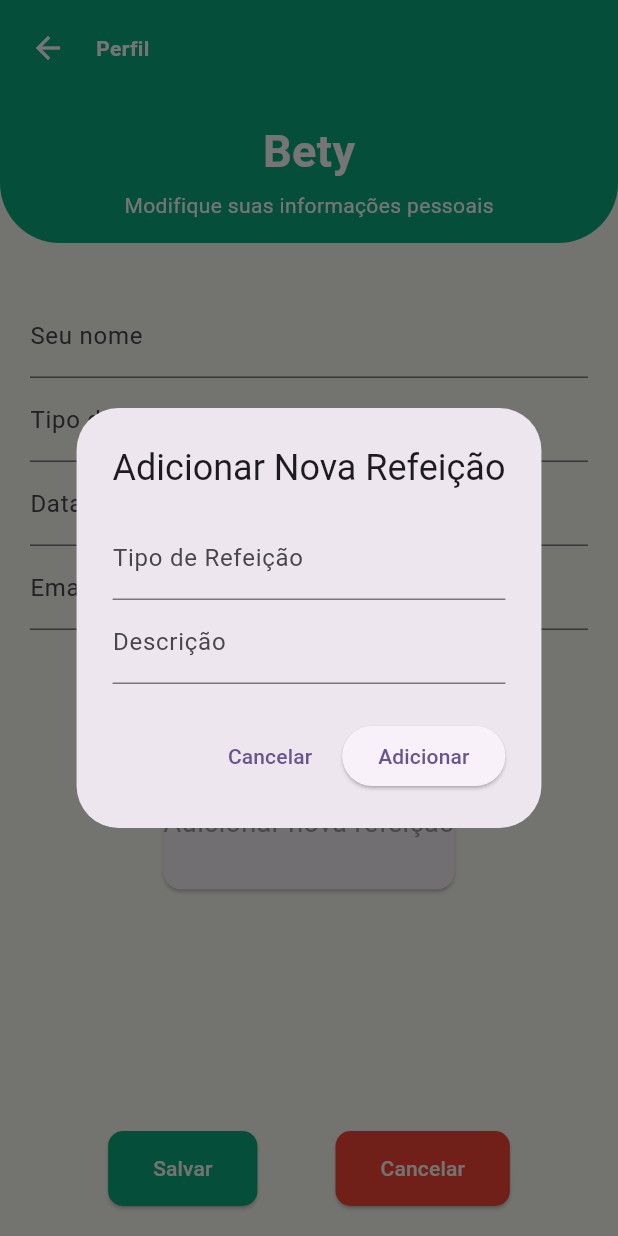
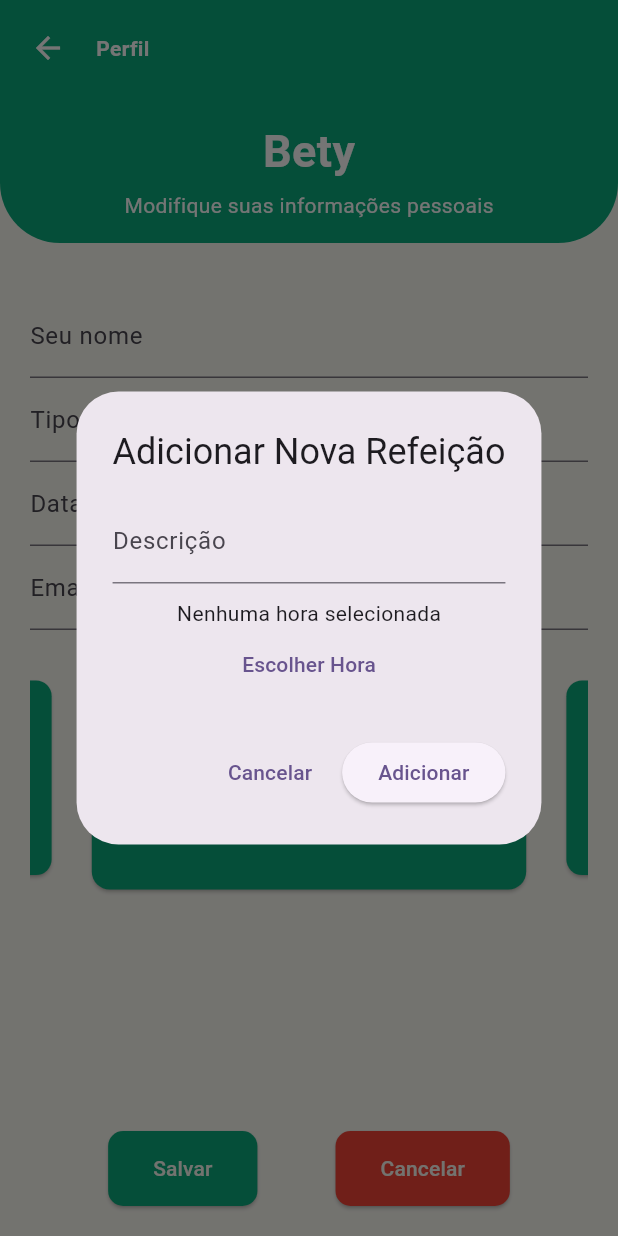
Before and after one commit to alanabclins/Bety-App-DSI, a Flutter app: the DadosCadastraisScreen screen opened directly with empty values, after a tap on "Adicionar nova refeição", on a phone screen of 412 x 824 dp. Run offline on Flutter 3.47's test engine with Material 3 defaults, Android fonts, the phone set to English and light mode, and no system bars; drawn by our look-alikes of carousel_slider; our stand-ins replace cloud_firestore, firebase_auth, firebase_core, firebase_storage, flutter_map, image_picker and 1 more; accounts and stored records are empty; network calls fail; Roboto replaces fonts that are missing (Poppins).

Commit message:
Melhorias no registro de refeição

```diff
--- a/bety_app/lib/screens/altera_dados.dart
+++ b/bety_app/lib/screens/altera_dados.dart
@@ -4,7 +4,7 @@ import 'package:bety_sprint1/utils/custom_app_bar.dart';
 import 'package:carousel_slider/carousel_slider.dart';
 import 'package:bety_sprint1/services/auth_service.dart';
 import 'package:firebase_auth/firebase_auth.dart';
-//import 'package:bety_sprint1/services/auth_email_service.dart';
+import 'package:intl/intl.dart';
 
 class DadosCadastraisScreen extends StatefulWidget {
   final User user;
@@ -22,20 +22,16 @@ class _DadosCadastraisScreenState extends State<DadosCadastraisScreen> {
   late TextEditingController _dataNascimentoController;
   late TextEditingController _emailController;
   late Future<List<Map<String, dynamic>>> _refeicoesFuture;
-  final AuthService _authService =
-      AuthService(); // Adiciona uma instância do AuthService
+  final AuthService _authService = AuthService();
 
   @override
   void initState() {
     super.initState();
     _nomeController = TextEditingController(text: widget.userData['nome']);
-    _tipoDiabetesController =
-        TextEditingController(text: widget.userData['tipoDiabetes']);
-    _dataNascimentoController =
-        TextEditingController(text: widget.userData['dataNascimento']);
+    _tipoDiabetesController = TextEditingController(text: widget.userData['tipoDiabetes']);
+    _dataNascimentoController = TextEditingController(text: widget.userData['dataNascimento']);
     _emailController = TextEditingController(text: widget.userData['email']);
-    _refeicoesFuture = _authService.obterRefeicoes(
-        widget.user.uid); // Atualiza a referência para AuthService
+    _refeicoesFuture = _authService.obterRefeicoes(widget.user.uid);
   }
 
   @override
@@ -49,11 +45,7 @@ class _DadosCadastraisScreenState extends State<DadosCadastraisScreen> {
 
   Future<void> _saveData() async {
     try {
-      // Atualiza o documento no Firestore
-      await FirebaseFirestore.instance
-          .collection('usuarios')
-          .doc(widget.user.uid)
-          .update({
+      await FirebaseFirestore.instance.collection('usuarios').doc(widget.user.uid).update({
         'nome': _nomeController.text,
         'tipoDiabetes': _tipoDiabetesController.text,
         'dataNascimento': _dataNascimentoController.text,
@@ -68,26 +60,24 @@ class _DadosCadastraisScreenState extends State<DadosCadastraisScreen> {
     final email = currentUser?.email;
     final newEmail = _emailController.text.trim();
     if (email != newEmail) {
-      await _saveData(); // Aguarda a conclusão da ação de salvar
+      await _saveData();
       try {
         String? emailUpdateError = await _authService.atualizarEmail(newEmail);
         if (emailUpdateError != null) {
           print('Erro ao atualizar email: $emailUpdateError');
         } else {
-          // Se a atualização do email for bem-sucedida, navegue para a HomeScreen
           await FirebaseAuth.instance.signOut();
           ScaffoldMessenger.of(context).showSnackBar(
             SnackBar(
-              content: Text(
-                  'Verifique seu email antes do próximo login para que seja alterado'),
+              content: Text('Verifique seu email antes do próximo login para que seja alterado'),
               duration: Duration(seconds: 3),
             ),
           );
           if (mounted) {
             Navigator.pushNamedAndRemoveUntil(
               context,
-              '/login', // Nome da rota para a HomeScreen
-              (route) => false, // Remove todas as rotas anteriores
+              '/login',
+              (route) => false,
             );
           }
         }
@@ -99,7 +89,7 @@ class _DadosCadastraisScreenState extends State<DadosCadastraisScreen> {
       if (mounted) {
         Navigator.pushNamedAndRemoveUntil(
           context,
-          '/home', // Nome da rota para a HomeScreen
+          '/home',
           (route) => false,
         );
       }
@@ -110,21 +100,45 @@ class _DadosCadastraisScreenState extends State<DadosCadastraisScreen> {
     showDialog(
       context: context,
       builder: (BuildContext context) {
-        final TextEditingController tipoController = TextEditingController();
-        final TextEditingController descricaoController =
-            TextEditingController();
+        final TextEditingController descricaoController = TextEditingController();
+        TimeOfDay? selectedTime;
+
+        Future<void> _selectTime(BuildContext context) async {
+          final TimeOfDay? picked = await showTimePicker(
+            context: context,
+            initialTime: TimeOfDay.now(),
+            builder: (BuildContext context, Widget? child) {
+              return MediaQuery(
+                data: MediaQuery.of(context).copyWith(alwaysUse24HourFormat: true),
+                child: child!,
+              );
+            },
+          );
+          if (picked != null && picked != selectedTime) {
+            setState(() {
+              selectedTime = picked;
+            });
+          }
+        }
+
         return AlertDialog(
           title: Text('Adicionar Nova Refeição'),
           content: Column(
             mainAxisSize: MainAxisSize.min,
             children: [
               TextField(
-                controller: tipoController,
-                decoration: InputDecoration(labelText: 'Tipo de Refeição'),
-              ),
-              TextField(
                 controller: descricaoController,
                 decoration: InputDecoration(labelText: 'Descrição'),
+              ),
+              SizedBox(height: 10),
+              Text(
+                selectedTime != null
+                    ? 'Hora selecionada: ${selectedTime!.format(context)}'
+                    : 'Nenhuma hora selecionada',
+              ),
+              TextButton(
+                onPressed: () => _selectTime(context),
+                child: Text('Escolher Hora'),
               ),
             ],
           ),
@@ -137,17 +151,30 @@ class _DadosCadastraisScreenState extends State<DadosCadastraisScreen> {
             ),
             ElevatedButton(
               onPressed: () async {
+                if (selectedTime != null) {
+                  final now = DateTime.now();
+                  final DateTime hora = DateTime(
+                    now.year,
+                    now.month,
+                    now.day,
+                    selectedTime!.hour,
+                    selectedTime!.minute,
+                  );
+
                   await _authService.registrarRefeicao(
                     userId: widget.user.uid,
-                  hora: DateTime.now(),
-                  tipo: tipoController.text,
+                    hora: hora,
                     descricao: descricaoController.text,
                   );
                   setState(() {
-                  _refeicoesFuture =
-                      _authService.obterRefeicoes(widget.user.uid);
+                    _refeicoesFuture = _authService.obterRefeicoes(widget.user.uid);
                   });
                   Navigator.of(context).pop();
+                } else {
+                  ScaffoldMessenger.of(context).showSnackBar(
+                    SnackBar(content: Text('Por favor, selecione uma hora')),
+                  );
+                }
               },
               child: Text('Adicionar'),
             ),
@@ -187,7 +214,7 @@ class _DadosCadastraisScreenState extends State<DadosCadastraisScreen> {
               controller: _emailController,
               decoration: InputDecoration(labelText: 'Email'),
             ),
-            SizedBox(height: 20.0), // Espaço entre os campos e o carrossel
+            SizedBox(height: 20.0),
             Expanded(
               child: FutureBuilder<List<Map<String, dynamic>>>(
                 future: _refeicoesFuture,
@@ -204,57 +231,59 @@ class _DadosCadastraisScreenState extends State<DadosCadastraisScreen> {
                       height: 200.0,
                       autoPlay: true,
                       enlargeCenterPage: true,
+                      aspectRatio: 16/9, // Ajuste conforme necessário
+                      viewportFraction: 0.8, // Ajusta o tamanho do card
                     ),
                     items: [
                       ...refeicoes.map((refeicao) {
+                        final hora = (refeicao['hora'] as Timestamp).toDate();
+                        final horaFormatada = DateFormat('HH:mm').format(hora);
+
                         return Builder(
                           builder: (BuildContext context) {
-                            return Card(
+                            return Container(
+                              width: 200.0, // Define a largura fixa do card
+                              child: Card(
+                                color: Color(0xFF0BAB7C), // Define a cor de fundo do card
                                 child: Column(
                                   mainAxisAlignment: MainAxisAlignment.center,
                                   children: [
+                                    SizedBox(height: 18.0),
                                     Text(
-                                    refeicao['tipo'] ?? 'Refeição',
-                                    style: TextStyle(
-                                        fontSize: 24.0,
-                                        fontWeight: FontWeight.bold),
+                                      refeicao['descricao'] ?? 'Sem descrição',
+                                      style: TextStyle(fontSize: 20.0, color: Colors.white), // Texto branco
                                     ),
                                     SizedBox(height: 10.0),
                                     Text(
-                                    refeicao['descricao'] ?? '',
-                                    style: TextStyle(fontSize: 16.0),
-                                  ),
-                                  SizedBox(height: 10.0),
-                                  Text(
-                                    (refeicao['hora'] as Timestamp)
-                                        .toDate()
-                                        .toString(),
-                                    style: TextStyle(fontSize: 14.0),
+                                      horaFormatada,
+                                      style: TextStyle(fontSize: 18.0, color: Colors.white), // Texto branco
                                     ),
                                   ],
+                                ),
                               ),
                             );
                           },
                         );
                       }).toList(),
-                      // Card de adicionar nova refeição
                       Builder(
                         builder: (BuildContext context) {
-                          return Card(
+                          return Container(
+                            width: 300.0, // Define a largura fixa do card
+                            child: Card(
+                              color: Color(0xFF0BAB7C), // Define a cor de fundo do card
                               child: InkWell(
                                 onTap: _addNewRefeicao,
                                 child: Column(
                                   mainAxisAlignment: MainAxisAlignment.center,
                                   children: [
-                                  Icon(Icons.add,
-                                      size: 50.0, color: Colors.grey),
+                                    Icon(Icons.add, size: 50.0, color: Colors.white), // Ícone branco
                                     SizedBox(height: 10.0),
                                     Text(
                                       'Adicionar nova refeição',
-                                    style: TextStyle(
-                                        fontSize: 18.0, color: Colors.grey),
+                                      style: TextStyle(fontSize: 18.0, color: Colors.white), // Texto branco
                                     ),
                                   ],
+                                ),
                               ),
                             ),
                           );
--- a/bety_app/lib/screens/tela_Perfil.dart
+++ b/bety_app/lib/screens/tela_Perfil.dart
@@ -1,3 +1,4 @@
+import 'package:bety_sprint1/screens/altera_dados.dart';
 import 'package:flutter/material.dart';
 import 'package:image_picker/image_picker.dart';
 import 'dart:io';
@@ -5,7 +6,7 @@ import 'package:firebase_storage/firebase_storage.dart';
 import 'package:cloud_firestore/cloud_firestore.dart';
 import 'package:firebase_auth/firebase_auth.dart';
 import 'package:bety_sprint1/utils/custom_app_bar.dart';
-import 'package:bety_sprint1/screens/ponte_att_dados.dart';
+//import 'package:bety_sprint1/screens/ponte_att_dados.dart';
 import 'package:path/path.dart' as path;
 
 class ProfileScreen extends StatefulWidget {
@@ -157,7 +158,7 @@ class _ProfileScreenState extends State<ProfileScreen> {
                   Navigator.push(
                     context,
                     MaterialPageRoute(
-                      builder: (context) => PonteAttDados(user: widget.user, userData: userData),
+                      builder: (context) => DadosCadastraisScreen(user: widget.user, userData: userData),
                     ),
                   );
                 },
--- a/bety_app/lib/services/auth_service.dart
+++ b/bety_app/lib/services/auth_service.dart
@@ -4,6 +4,7 @@ import 'auth_email_service.dart';
 import 'package:firebase_storage/firebase_storage.dart';
 import 'package:path/path.dart' as path;
 import 'dart:io';
+//import 'package:intl/intl.dart';
 
 class AuthService {
   final FirebaseAuth _firebaseAuth = FirebaseAuth.instance;
@@ -154,18 +155,17 @@ class AuthService {
   Future<String?> registrarRefeicao({
     required String userId,
     required DateTime hora,
-    String? tipo,
     String? descricao,
   }) async {
     try {
+      //String horaFormatada =  "${hora.hour.toString().padLeft(2, '0')}:${hora.minute.toString().padLeft(2, '0')}";
       await _firestore
           .collection('usuarios')
           .doc(userId)
           .collection('refeicoes')
           .add({
         'hora': hora,
-        'tipo': tipo ?? 'Refeição',
-        'descricao': descricao ?? '',
+        'descricao': descricao,
       });
     } on FirebaseException catch (e) {
       return e.code;
@@ -180,7 +180,7 @@ class AuthService {
           .collection('usuarios')
           .doc(userId)
           .collection('refeicoes')
-          .orderBy('hora', descending: true)
+          .orderBy('hora')
           .get();
 
       return querySnapshot.docs
```
Also changed, not shown: bety_app/lib/services/auth_email_service.dart (line endings or trailing spaces). Lines whose indentation alone changed are shown as unchanged.
